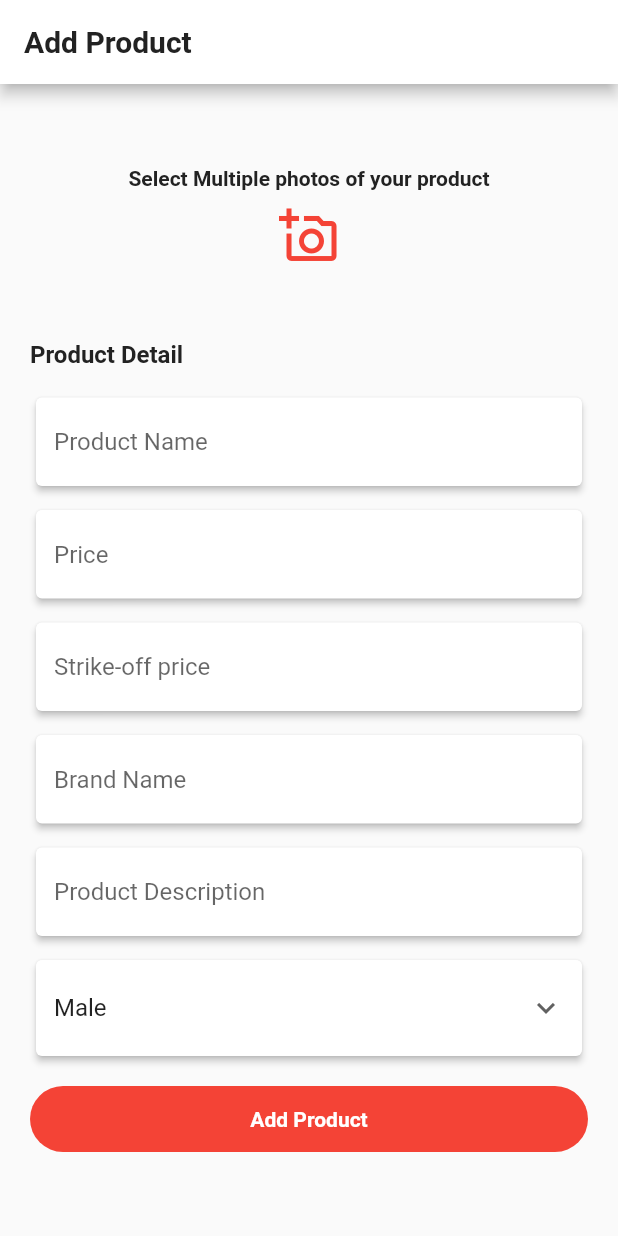
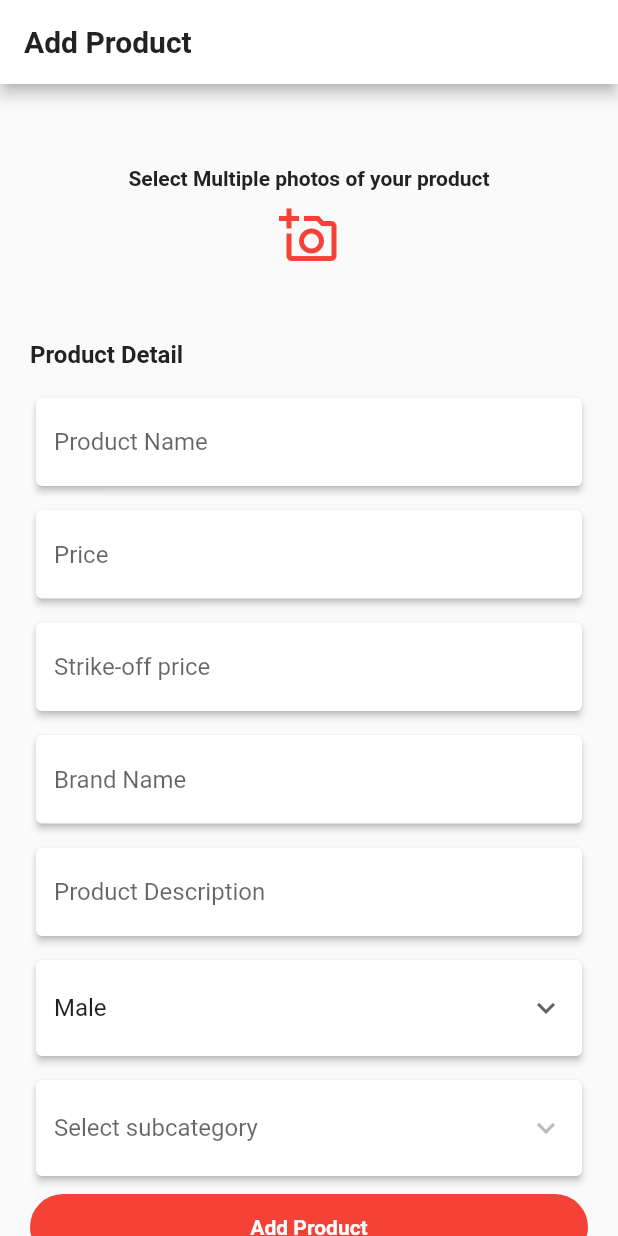
Before and after one commit to nikhil888-teach/ecommerceAdmin, a Flutter app: the MyAddProductPage screen opened directly, on a phone screen of 412 x 824 dp. Run offline on Flutter 3.47's test engine with Material 2 defaults, Android fonts, the phone set to English and light mode, and no system bars; our stand-ins replace firebase_core, firebase_database, firebase_storage, image_picker; missing offline and left inert: r_dotted_line_border; accounts and stored records are empty; network calls fail.

Commit message:
today i sorted problem related with subcategory dropdown

```diff
--- a/lib/storedata/add_product_page.dart
+++ b/lib/storedata/add_product_page.dart
@@ -4,9 +4,7 @@ import 'package:adminpanelecommerce/utils/constants.dart';
 import 'package:adminpanelecommerce/widgets/button_theme.dart';
 import 'package:adminpanelecommerce/widgets/text_theme.dart';
 import 'package:adminpanelecommerce/widgets/textformfield_theme.dart';
-import 'package:cloud_firestore/cloud_firestore.dart';
 import 'package:firebase_database/firebase_database.dart';
-import 'package:firebase_database/ui/firebase_animated_list.dart';
 import 'package:flutter/material.dart';
 import 'package:r_dotted_line_border/r_dotted_line_border.dart';
 import 'package:image_picker/image_picker.dart';
@@ -27,9 +25,25 @@ class _MyAddProductPageState extends State<MyAddProductPage> {
   TextEditingController pdesc = TextEditingController();
   List<XFile>? files;
   ImagePicker imagePicker = ImagePicker();
+  List<String>? subCategories = [];
+  String selectSubCategory = "Select subcategory";
 
   @override
   Widget build(BuildContext context) {
+    DatabaseReference databaseReference = FirebaseDatabase.instance.ref();
+    databaseReference.child(selectCategory).onValue.listen((event) {
+      Map<dynamic, dynamic>? values =
+          event.snapshot.value as Map<dynamic, dynamic>?;
+      if (values == null && values!.length == 1) {
+        return;
+      }
+      subCategories!.clear();
+      values.forEach((key, value) {
+        subCategories!.add(value[Constants.dSubCategoryName]);
+      });
+      setState(() {});
+    });
+
     return SafeArea(
       child: Scaffold(
         appBar: AppBar(
@@ -166,6 +180,32 @@ class _MyAddProductPageState extends State<MyAddProductPage> {
                 const SizedBox(
                   height: 8,
                 ),
+                subCategories == null
+                    ? const Text("No Data")
+                    : Card(
+                        color: Colors.white,
+                        elevation: 2,
+                        child: DropdownButtonFormField(
+                          hint: const Text('Select subcategory'),
+                          decoration: const InputDecoration(
+                              border: OutlineInputBorder(
+                                  borderSide: BorderSide.none)),
+                          value: null,
+                          icon: const Icon(Icons.keyboard_arrow_down),
+                          items: subCategories!
+                              .asMap()
+                              .entries
+                              .map<DropdownMenuItem<String>>((e) {
+                            return DropdownMenuItem(
+                                value: e.value, child: Text(e.value));
+                          }).toList(),
+                          onChanged: (value) {
+                            setState(() {
+                              selectSubCategory = value!;
+                            });
+                          },
+                        ),
+                      ),
                 const SizedBox(
                   height: 8,
                 ),
```
